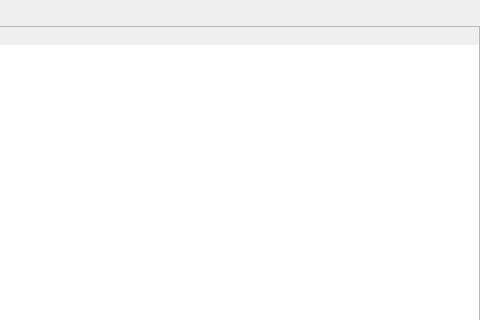
First picture: the form in src/GSvar/ColumnConfigWidget.ui, repository imgag/ngs-bits, before the edit; both pictures show x 645 to 1125 and y 0 to 320 of the 1125 by 670 pixel window.
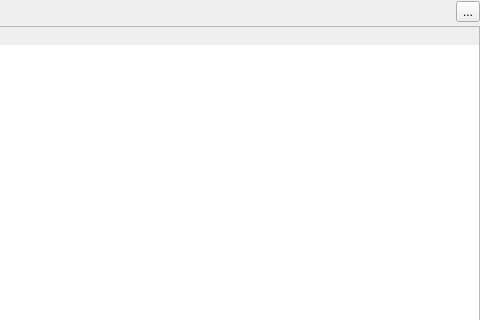
Second picture: the form after the edit. Icons and pictures are not drawn.

The edit to the form file:
```diff
--- a/src/GSvar/ColumnConfigWidget.ui
+++ b/src/GSvar/ColumnConfigWidget.ui
@@ -144,6 +144,20 @@
        </property>
       </spacer>
      </item>
+     <item>
+      <widget class="QToolButton" name="load_store_btn">
+       <property name="text">
+        <string>...</string>
+       </property>
+       <property name="icon">
+        <iconset resource="GSvar.qrc">
+         <normaloff>:/Icons/settings.png</normaloff>:/Icons/settings.png</iconset>
+       </property>
+       <property name="popupMode">
+        <enum>QToolButton::InstantPopup</enum>
+       </property>
+      </widget>
+     </item>
     </layout>
    </item>
    <item>
```
